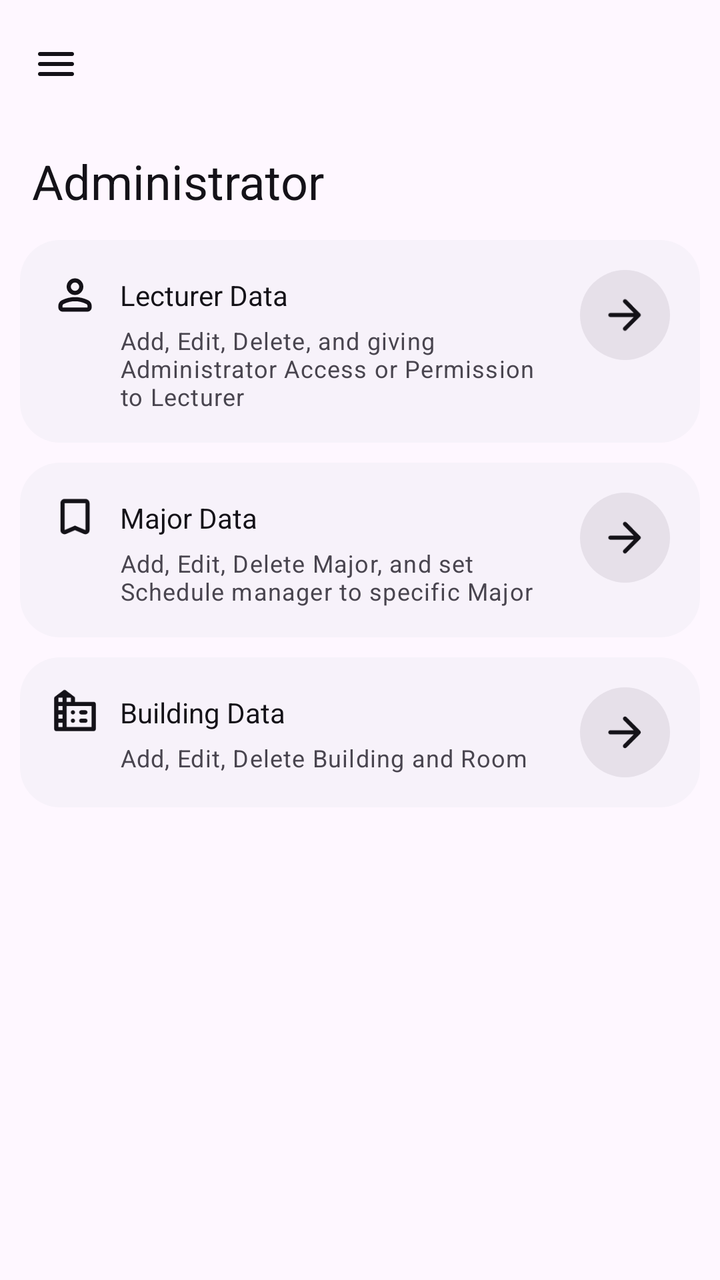
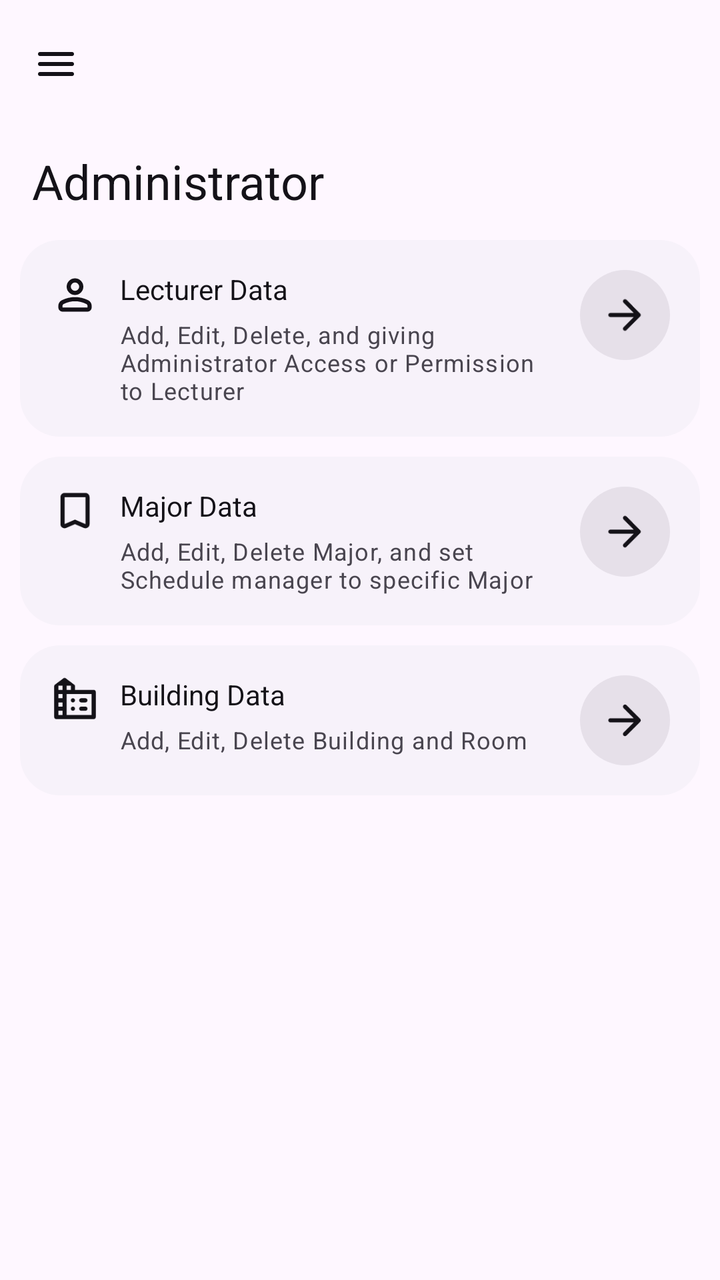

Compare the two renders of this Android layout. The source of the first and the diff that turns it into the second are given below.
<!-- AndroidManifest.xml: application theme Theme.Scheduler -->
<!-- res/layout/fragment_administrator.xml -->
<?xml version="1.0" encoding="utf-8"?>
<androidx.coordinatorlayout.widget.CoordinatorLayout xmlns:android="http://schemas.android.com/apk/res/android"
    xmlns:app="http://schemas.android.com/apk/res-auto"
    xmlns:tools="http://schemas.android.com/tools"
    android:id="@+id/coordinatorLayout"
    android:layout_width="match_parent"
    android:layout_height="match_parent"
    android:transitionGroup="true">

    <com.google.android.material.appbar.AppBarLayout
        android:layout_width="match_parent"
        android:layout_height="wrap_content"
        android:theme="@style/ThemeOverlay.AppCompat.Dark.ActionBar">

        <com.google.android.material.appbar.CollapsingToolbarLayout
            android:id="@+id/clToolBar"
            android:background="?attr/colorSurface"
            android:layout_width="match_parent"
            android:layout_height="120dp"
            app:layout_scrollFlags="scroll|exitUntilCollapsed"
            app:title="Administrator"
            app:titleCollapseMode="scale"
            app:expandedTitleMarginBottom="20dp">

            <com.google.android.material.appbar.MaterialToolbar
                android:id="@+id/toolBar"
                android:background="?attr/colorSurface"
                android:layout_width="match_parent"
                android:layout_height="?attr/actionBarSize"
                app:layout_collapseMode="pin"
                app:navigationIcon="@drawable/menu">

            </com.google.android.material.appbar.MaterialToolbar>

        </com.google.android.material.appbar.CollapsingToolbarLayout>

    </com.google.android.material.appbar.AppBarLayout>

    
    <androidx.core.widget.NestedScrollView
        android:id="@+id/nestedScrollView"
        android:layout_width="match_parent"
        android:layout_height="wrap_content"
        app:layout_behavior="@string/appbar_scrolling_view_behavior">

        <LinearLayout
            android:orientation="vertical"
            android:layout_width="match_parent"
            android:layout_height="match_parent">

            <LinearLayout
                android:layout_width="match_parent"
                android:layout_height="wrap_content"
                android:paddingStart="10dp"
                android:paddingEnd="10dp"
                android:orientation="vertical">

                <androidx.constraintlayout.widget.ConstraintLayout
                    android:background="@drawable/bg_card"
                    android:layout_width="match_parent"
                    android:layout_height="wrap_content"
                    android:padding="15dp">

                    <ImageView
                        android:id="@+id/imageView5"
                        android:layout_width="25dp"
                        android:layout_height="25dp"
                        android:src="@drawable/profile"
                        app:layout_constraintStart_toStartOf="parent"
                        app:layout_constraintTop_toTopOf="parent" />

                    <TextView
                        android:id="@+id/tvLecturer"
                        android:layout_marginStart="10dp"
                        android:layout_width="0dp"
                        android:layout_height="wrap_content"
                        android:layout_marginEnd="10dp"
                        android:text="Lecturer Data"
                        app:layout_constraintBottom_toBottomOf="@+id/imageView5"
                        app:layout_constraintEnd_toStartOf="@+id/btnLecturer"
                        app:layout_constraintStart_toEndOf="@+id/imageView5"
                        app:layout_constraintTop_toTopOf="@+id/imageView5" />

                    <TextView
                        android:id="@+id/tvLecturerDescription"
                        android:layout_marginTop="5dp"
                        android:layout_width="0dp"
                        android:layout_height="wrap_content"
                        android:text="@string/lecturerDataDescription"
                        android:textAppearance="?attr/textAppearanceBodySmall"
                        android:textColor="?attr/colorOnSurfaceVariant"
                        app:layout_constraintEnd_toEndOf="@+id/tvLecturer"
                        app:layout_constraintStart_toStartOf="@+id/tvLecturer"
                        app:layout_constraintTop_toBottomOf="@+id/tvLecturer" />

                    <LinearLayout
                        android:id="@+id/btnLecturer"
                        android:layout_width="wrap_content"
                        android:layout_height="wrap_content"
                        android:background="@drawable/bg_button"
                        app:layout_constraintEnd_toEndOf="parent"
                        app:layout_constraintTop_toTopOf="parent">

                        <ImageView
                            android:layout_width="25dp"
                            android:layout_height="25dp"
                            android:layout_margin="10dp"
                            android:src="@drawable/next" />

                    </LinearLayout>

                </androidx.constraintlayout.widget.ConstraintLayout>

                <androidx.constraintlayout.widget.ConstraintLayout
                    android:layout_marginTop="10dp"
                    android:background="@drawable/bg_card"
                    android:layout_width="match_parent"
                    android:layout_height="wrap_content"
                    android:padding="15dp">

                    <ImageView
                        android:id="@+id/imageView6"
                        android:layout_width="25dp"
                        android:layout_height="25dp"
                        android:src="@drawable/major"
                        app:layout_constraintStart_toStartOf="parent"
                        app:layout_constraintTop_toTopOf="parent" />

                    <TextView
                        android:id="@+id/tvMajor"
                        android:layout_marginStart="10dp"
                        android:layout_width="0dp"
                        android:layout_height="wrap_content"
                        android:layout_marginEnd="10dp"
                        android:text="Major Data"
                        app:layout_constraintBottom_toBottomOf="@+id/imageView6"
                        app:layout_constraintEnd_toStartOf="@+id/btnMajor"
                        app:layout_constraintStart_toEndOf="@+id/imageView6"
                        app:layout_constraintTop_toTopOf="@+id/imageView6" />

                    <TextView
                        android:id="@+id/tvMajorDescription"
                        android:layout_marginTop="5dp"
                        android:layout_width="0dp"
                        android:layout_height="wrap_content"
                        android:text="@string/majorDataDescription"
                        android:textAppearance="?attr/textAppearanceBodySmall"
                        android:textColor="?attr/colorOnSurfaceVariant"
                        app:layout_constraintEnd_toEndOf="@+id/tvMajor"
                        app:layout_constraintStart_toStartOf="@+id/tvMajor"
                        app:layout_constraintTop_toBottomOf="@+id/tvMajor" />

                    <LinearLayout
                        android:id="@+id/btnMajor"
                        android:layout_width="wrap_content"
                        android:layout_height="wrap_content"
                        android:background="@drawable/bg_button"
                        app:layout_constraintEnd_toEndOf="parent"
                        app:layout_constraintTop_toTopOf="parent">

                        <ImageView
                            android:layout_width="25dp"
                            android:layout_height="25dp"
                            android:layout_margin="10dp"
                            android:src="@drawable/next" />

                    </LinearLayout>

                </androidx.constraintlayout.widget.ConstraintLayout>

                <androidx.constraintlayout.widget.ConstraintLayout
                    android:layout_marginTop="10dp"
                    android:background="@drawable/bg_card"
                    android:layout_width="match_parent"
                    android:layout_height="wrap_content"
                    android:padding="15dp">

                    <ImageView
                        android:id="@+id/imageView7"
                        android:layout_width="25dp"
                        android:layout_height="25dp"
                        android:src="@drawable/building"
                        app:layout_constraintStart_toStartOf="parent"
                        app:layout_constraintTop_toTopOf="parent" />

                    <TextView
                        android:id="@+id/tvBuilding"
                        android:layout_marginStart="10dp"
                        android:layout_width="0dp"
                        android:layout_height="wrap_content"
                        android:layout_marginEnd="10dp"
                        android:text="Building Data"
                        app:layout_constraintBottom_toBottomOf="@+id/imageView7"
                        app:layout_constraintEnd_toStartOf="@+id/btnBuilding"
                        app:layout_constraintStart_toEndOf="@+id/imageView7"
                        app:layout_constraintTop_toTopOf="@+id/imageView7" />

                    <TextView
                        android:id="@+id/tvBuildingDescription"
                        android:layout_marginTop="5dp"
                        android:layout_width="0dp"
                        android:layout_height="wrap_content"
                        android:text="@string/buildingDataDescription"
                        android:textAppearance="?attr/textAppearanceBodySmall"
                        android:textColor="?attr/colorOnSurfaceVariant"
                        app:layout_constraintEnd_toEndOf="@+id/tvBuilding"
                        app:layout_constraintStart_toStartOf="@+id/tvBuilding"
                        app:layout_constraintTop_toBottomOf="@+id/tvBuilding" />

                    <LinearLayout
                        android:id="@+id/btnBuilding"
                        android:layout_width="wrap_content"
                        android:layout_height="wrap_content"
                        android:background="@drawable/bg_button"
                        app:layout_constraintEnd_toEndOf="parent"
                        app:layout_constraintTop_toTopOf="parent">

                        <ImageView
                            android:layout_width="25dp"
                            android:layout_height="25dp"
                            android:layout_margin="10dp"
                            android:src="@drawable/next" />

                    </LinearLayout>

                </androidx.constraintlayout.widget.ConstraintLayout>

            </LinearLayout>

        </LinearLayout>

    </androidx.core.widget.NestedScrollView>

</androidx.coordinatorlayout.widget.CoordinatorLayout>
<!-- resources referenced by this layout -->
<resources>
  <!-- drawable bg_button (drawable) -->
  <ripple xmlns:android="http://schemas.android.com/apk/res/android"
      android:color="?attr/colorControlHighlight">
      <item>
          <shape android:shape="rectangle">
              <corners android:radius="50dp" />
              <solid android:color="?attr/colorSurfaceContainerHighest" />
          </shape>
      </item>
  </ripple>
  <!-- drawable bg_card (drawable) -->
  <ripple xmlns:android="http://schemas.android.com/apk/res/android"
      android:color="?attr/colorControlHighlight">
      <item>
          <shape android:shape="rectangle">
              <corners android:radius="20dp" />
              <solid android:color="?attr/colorSurfaceContainerLow" />
          </shape>
      </item>
  </ripple>
  <!-- drawable menu (drawable) -->
  <vector xmlns:android="http://schemas.android.com/apk/res/android" android:height="24dp" android:tint="#000000" android:viewportHeight="960" android:viewportWidth="960" android:width="24dp">
        
      <path android:fillColor="@android:color/white" android:pathData="M160,720Q143,720 131.5,708.5Q120,697 120,680Q120,663 131.5,651.5Q143,640 160,640L800,640Q817,640 828.5,651.5Q840,663 840,680Q840,697 828.5,708.5Q817,720 800,720L160,720ZM160,520Q143,520 131.5,508.5Q120,497 120,480Q120,463 131.5,451.5Q143,440 160,440L800,440Q817,440 828.5,451.5Q840,463 840,480Q840,497 828.5,508.5Q817,520 800,520L160,520ZM160,320Q143,320 131.5,308.5Q120,297 120,280Q120,263 131.5,251.5Q143,240 160,240L800,240Q817,240 828.5,251.5Q840,263 840,280Q840,297 828.5,308.5Q817,320 800,320L160,320Z"/>
      
  </vector>
  <!-- drawable next (drawable) -->
  <vector xmlns:android="http://schemas.android.com/apk/res/android" android:autoMirrored="true" android:height="24dp" android:tint="#000000" android:viewportHeight="24" android:viewportWidth="24" android:width="24dp">
        
      <path android:fillColor="@android:color/white" android:pathData="M5,13h11.17l-4.88,4.88c-0.39,0.39 -0.39,1.03 0,1.42 0.39,0.39 1.02,0.39 1.41,0l6.59,-6.59c0.39,-0.39 0.39,-1.02 0,-1.41l-6.58,-6.6c-0.39,-0.39 -1.02,-0.39 -1.41,0 -0.39,0.39 -0.39,1.02 0,1.41L16.17,11H5c-0.55,0 -1,0.45 -1,1s0.45,1 1,1z"/>
      
  </vector>
  <string name="buildingDataDescription">
          Add, Edit, Delete Building and Room
      </string>
  <string name="lecturerDataDescription">
          Add, Edit, Delete, and giving Administrator Access or Permission to Lecturer
      </string>
  <string name="majorDataDescription">
          Add, Edit, Delete Major, and set Schedule manager to specific Major
      </string>
  <style name="Theme.Scheduler" parent="Base.Theme.Scheduler" />
  <style name="Base.Theme.Scheduler" parent="Theme.Material3.DayNight.NoActionBar">
          
          
          <item name="colorAccent">#C1C1C1</item>
  
          <item name="android:textColor">#141218</item>
          <item name="colorPrimary">#000000</item>
          <item name="colorPrimaryContainer">#000000</item>
          <item name="colorOnPrimaryContainer">#FFFFFF</item>
  
  
          <item name="colorOnSurface">#141218</item>
          <item name="android:statusBarColor">@android:color/transparent</item>
          <item name="android:navigationBarColor">@android:color/transparent</item>
          <item name="android:windowTranslucentStatus">false</item>
          <item name="android:windowTranslucentNavigation">false</item>
          <item name="tint">#141218</item>
      </style>
  <!-- unchanged entries left out for length: 3 -->
</resources>

<!-- the commit's change to res/layout/fragment_administrator.xml (unified diff, before → after) -->
@@ -56,9 +56,9 @@
                 android:orientation="vertical">
 
                 <androidx.constraintlayout.widget.ConstraintLayout
-                    android:background="@drawable/bg_card"
                     android:layout_width="match_parent"
                     android:layout_height="wrap_content"
+                    android:background="@drawable/bg_card"
                     android:padding="15dp">
 
                     <ImageView
@@ -71,21 +71,20 @@
 
                     <TextView
                         android:id="@+id/tvLecturer"
+                        android:layout_width="0dp"
                         android:layout_marginStart="10dp"
-                        android:layout_width="0dp"
-                        android:layout_height="wrap_content"
-                        android:layout_marginEnd="10dp"
+                        android:layout_marginEnd="20dp"
+                        android:layout_height="wrap_content"
                         android:text="Lecturer Data"
-                        app:layout_constraintBottom_toBottomOf="@+id/imageView5"
                         app:layout_constraintEnd_toStartOf="@+id/btnLecturer"
                         app:layout_constraintStart_toEndOf="@+id/imageView5"
-                        app:layout_constraintTop_toTopOf="@+id/imageView5" />
+                        app:layout_constraintTop_toTopOf="parent" />
 
                     <TextView
                         android:id="@+id/tvLecturerDescription"
+                        android:layout_width="0dp"
+                        android:layout_height="wrap_content"
                         android:layout_marginTop="5dp"
-                        android:layout_width="0dp"
-                        android:layout_height="wrap_content"
                         android:text="@string/lecturerDataDescription"
                         android:textAppearance="?attr/textAppearanceBodySmall"
                         android:textColor="?attr/colorOnSurfaceVariant"
@@ -112,10 +111,10 @@
                 </androidx.constraintlayout.widget.ConstraintLayout>
 
                 <androidx.constraintlayout.widget.ConstraintLayout
+                    android:layout_width="match_parent"
+                    android:layout_height="wrap_content"
                     android:layout_marginTop="10dp"
                     android:background="@drawable/bg_card"
-                    android:layout_width="match_parent"
-                    android:layout_height="wrap_content"
                     android:padding="15dp">
 
                     <ImageView
@@ -128,21 +127,20 @@
 
                     <TextView
                         android:id="@+id/tvMajor"
+                        android:layout_width="0dp"
                         android:layout_marginStart="10dp"
-                        android:layout_width="0dp"
-                        android:layout_height="wrap_content"
-                        android:layout_marginEnd="10dp"
+                        android:layout_marginEnd="20dp"
+                        android:layout_height="wrap_content"
                         android:text="Major Data"
-                        app:layout_constraintBottom_toBottomOf="@+id/imageView6"
                         app:layout_constraintEnd_toStartOf="@+id/btnMajor"
                         app:layout_constraintStart_toEndOf="@+id/imageView6"
-                        app:layout_constraintTop_toTopOf="@+id/imageView6" />
+                        app:layout_constraintTop_toTopOf="parent" />
 
                     <TextView
                         android:id="@+id/tvMajorDescription"
+                        android:layout_width="0dp"
+                        android:layout_height="wrap_content"
                         android:layout_marginTop="5dp"
-                        android:layout_width="0dp"
-                        android:layout_height="wrap_content"
                         android:text="@string/majorDataDescription"
                         android:textAppearance="?attr/textAppearanceBodySmall"
                         android:textColor="?attr/colorOnSurfaceVariant"
@@ -169,10 +167,10 @@
                 </androidx.constraintlayout.widget.ConstraintLayout>
 
                 <androidx.constraintlayout.widget.ConstraintLayout
+                    android:layout_width="match_parent"
+                    android:layout_height="wrap_content"
                     android:layout_marginTop="10dp"
                     android:background="@drawable/bg_card"
-                    android:layout_width="match_parent"
-                    android:layout_height="wrap_content"
                     android:padding="15dp">
 
                     <ImageView
@@ -185,21 +183,20 @@
 
                     <TextView
                         android:id="@+id/tvBuilding"
+                        android:layout_width="0dp"
                         android:layout_marginStart="10dp"
-                        android:layout_width="0dp"
-                        android:layout_height="wrap_content"
-                        android:layout_marginEnd="10dp"
+                        android:layout_marginEnd="20dp"
+                        android:layout_height="wrap_content"
                         android:text="Building Data"
-                        app:layout_constraintBottom_toBottomOf="@+id/imageView7"
                         app:layout_constraintEnd_toStartOf="@+id/btnBuilding"
                         app:layout_constraintStart_toEndOf="@+id/imageView7"
-                        app:layout_constraintTop_toTopOf="@+id/imageView7" />
+                        app:layout_constraintTop_toTopOf="parent" />
 
                     <TextView
                         android:id="@+id/tvBuildingDescription"
+                        android:layout_width="0dp"
+                        android:layout_height="wrap_content"
                         android:layout_marginTop="5dp"
-                        android:layout_width="0dp"
-                        android:layout_height="wrap_content"
                         android:text="@string/buildingDataDescription"
                         android:textAppearance="?attr/textAppearanceBodySmall"
                         android:textColor="?attr/colorOnSurfaceVariant"
